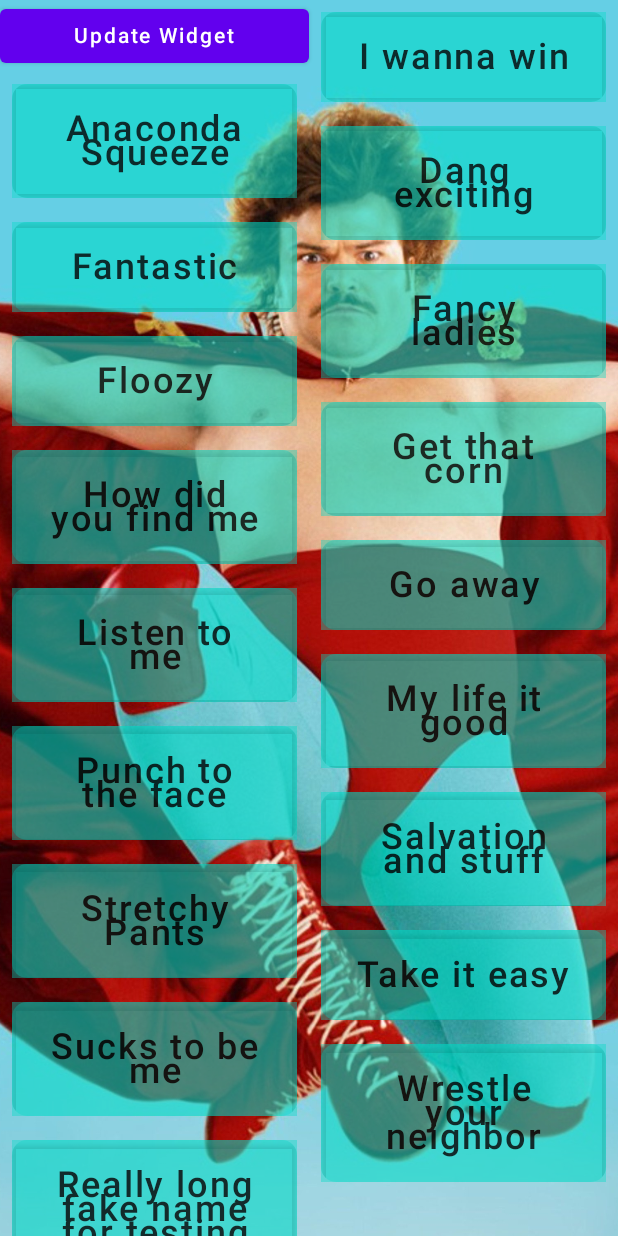
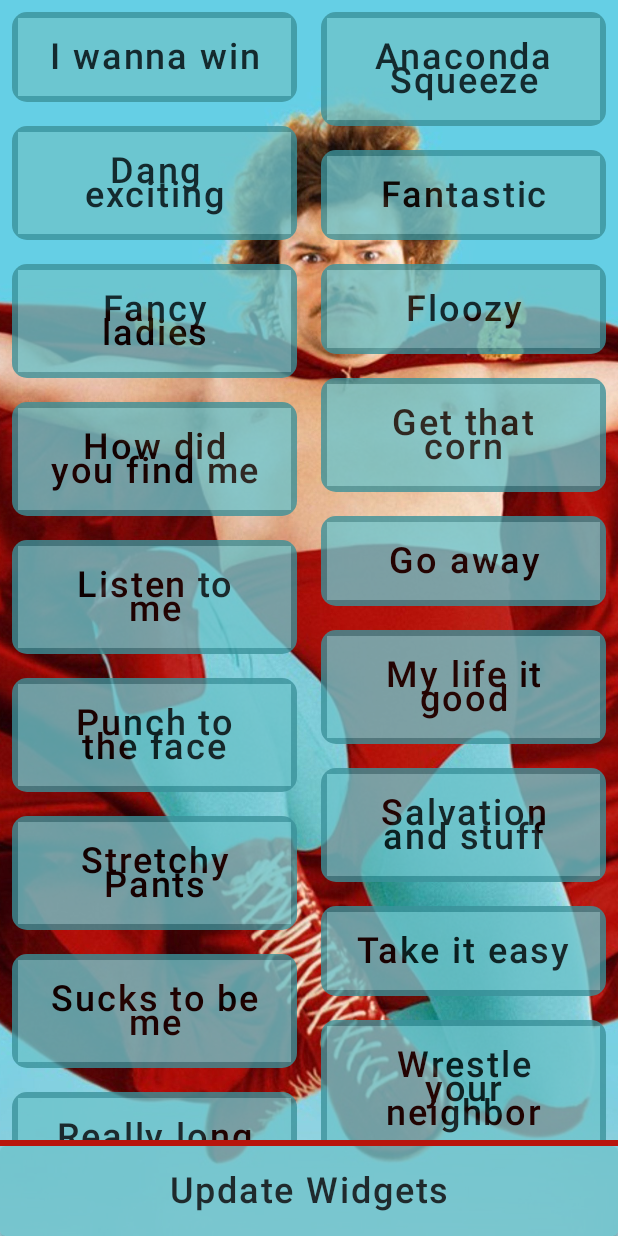
Before and after one commit to danielkeyes/Nacho, an Android app built with Jetpack Compose: the screen it shows after launch (MainActivity), on a phone screen of 412 x 824 dp. Run offline under Robolectric (Android 15) with nearby library versions, the phone set to English and light mode, and no system bars.

Commit message:
start modifying some colors

```diff
--- a/app/src/main/AndroidManifest.xml
+++ b/app/src/main/AndroidManifest.xml
@@ -32,6 +32,7 @@
             android:exported="true">
             <intent-filter>
                 <action android:name="android.appwidget.action.APPWIDGET_UPDATE" />
+                <action android:name="android.appwidget.action.APPWIDGET_OPTIONS_CHANGED" />
             </intent-filter>
             <meta-data
                 android:name="android.appwidget.provider"
--- a/app/src/main/java/dev/danielkeyes/nacho/SoundBoardFragment.kt
+++ b/app/src/main/java/dev/danielkeyes/nacho/SoundBoardFragment.kt
@@ -4,6 +4,7 @@ import android.os.Bundle
 import android.view.LayoutInflater
 import android.view.View
 import android.view.ViewGroup
+import androidx.compose.foundation.BorderStroke
 import androidx.compose.foundation.ExperimentalFoundationApi
 import androidx.compose.foundation.Image
 import androidx.compose.foundation.background
@@ -34,15 +35,13 @@ import androidx.fragment.app.Fragment
 import androidx.navigation.findNavController
 import dev.danielkeyes.nacho.resources.SoundByte
 import dev.danielkeyes.nacho.resources.nachoSoundBytes
-import dev.danielkeyes.nacho.ui.theme.ElementBackgrounds
 import dev.danielkeyes.nacho.ui.theme.NachoTheme
 import dev.danielkeyes.nacho.utils.NachoMediaPlayer
 import kotlin.random.Random
 
 class SoundBoardFragment : Fragment() {
     override fun onCreateView(
-        inflater: LayoutInflater, container: ViewGroup?,
-        savedInstanceState: Bundle?
+        inflater: LayoutInflater, container: ViewGroup?, savedInstanceState: Bundle?
     ): View {
         super.onCreate(savedInstanceState)
 
@@ -54,12 +53,14 @@ class SoundBoardFragment : Fragment() {
                 NachoTheme {
                     // A surface container using the 'background' color from the theme
                     Surface(
-                        modifier = Modifier.fillMaxSize(),
-                        color = MaterialTheme.colors.background
+                        modifier = Modifier.fillMaxSize(), color = MaterialTheme.colors.background
                     ) {
                         Content(
-                            {findNavController().navigate(R.id
-                                .action_soundBoardFragment_to_updateWidgetFragment)},
+                            {
+                                findNavController().navigate(
+                                    R.id.action_soundBoardFragment_to_updateWidgetFragment
+                                )
+                            },
                             nachoSounds = nachoSoundBytes,
                             playMedia = {
                                 NachoMediaPlayer.playSoundID(it, context)
@@ -94,44 +95,59 @@ fun Content(
         contentDescription = "",
         contentScale = ContentScale.Crop
     )
-
+    Column(Modifier.fillMaxSize()) {
         LazyVerticalStaggeredGrid(
-        columns = StaggeredGridCells.Fixed(2)
+            columns = StaggeredGridCells.Fixed(2), modifier = Modifier.weight(1f)
         ) {
-        item {
-            Button(onClick = {
-                navigateUpdateWidget()
-            }) {
-                Text(text = "Update Widget")
-            }
-        }
             items(nachoSounds) { soundByte ->
-
                 var favorite: Boolean by rememberSaveable { mutableStateOf(Random.nextBoolean()) }
                 SoundByteButton(soundByte = soundByte,
                     isFavorite = favorite,
                     favorite = { it -> favorite = it },
-                playMedia = { playMedia(soundByte.resourceId)}
+                    playMedia = { playMedia(soundByte.resourceId) })
+            }
+        }
+        Spacer(modifier = Modifier.fillMaxWidth().height(4.dp).background(color = MaterialTheme.colors.secondary))
+        Button(
+            modifier = Modifier
+                .fillMaxWidth()
+                .alpha(.8f),
+            onClick = {
+                navigateUpdateWidget()
+            },
+        ) {
+            Text(
+                modifier = Modifier.padding(8.dp),
+                text = "Update Widgets",
+                fontSize = 24.sp,
+                textAlign = TextAlign.Center,
+                color = Color.Black
             )
         }
     }
 }
 
 @Composable
-fun SoundByteButton(soundByte: SoundByte, isFavorite: Boolean, favorite: (Boolean) -> Unit, playMedia: (Int) -> Unit) {
-    Box(modifier = Modifier
+fun SoundByteButton(
+    soundByte: SoundByte,
+    isFavorite: Boolean,
+    favorite: (Boolean) -> Unit,
+    playMedia: (Int) -> Unit
+) {
+    Box(
+        modifier = Modifier
             .fillMaxWidth()
-        .padding(8.dp)) {
+            .padding(8.dp)
+    ) {
         Button(
             modifier = Modifier
                 .fillMaxWidth()
-                .background(ElementBackgrounds)
                 .clip(RoundedCornerShape(10.dp))
                 .alpha(.8f),
             onClick = {
                 playMedia(soundByte.resourceId)
             },
-            colors = ButtonDefaults.buttonColors(backgroundColor = ElementBackgrounds)
+            border = BorderStroke(width = 4.dp, color = MaterialTheme.colors.primaryVariant)
         ) {
             Text(
                 modifier = Modifier.padding(8.dp),
@@ -153,18 +169,17 @@ fun SoundByteButton(soundByte: SoundByte, isFavorite: Boolean, favorite: (Boolea
 //        )
     }
 }
+
 @Preview(showBackground = true)
 @Composable
 fun SoundBytePreview() {
     NachoTheme {
         Column {
-            SoundByteButton(
-                soundByte = SoundByte("anaconda squeeze", 1),
+            SoundByteButton(soundByte = SoundByte("anaconda squeeze", 1),
                 isFavorite = true,
                 favorite = {},
                 playMedia = {})
-            SoundByteButton(
-                soundByte = SoundByte("get that corn", 1),
+            SoundByteButton(soundByte = SoundByte("get that corn", 1),
                 isFavorite = false,
                 favorite = {},
                 playMedia = {})
@@ -179,6 +194,7 @@ fun DefaultPreview() {
         Content({}, nachoSoundBytes, {}, {})
     }
 }
+
 fun String.sanitizeSoundByteName(prefixIdentifier: String): String {
     return this.removePrefix(prefixIdentifier).replace('_', ' ').trimStart()
 }
--- a/app/src/main/java/dev/danielkeyes/nacho/ui/theme/Color.kt
+++ b/app/src/main/java/dev/danielkeyes/nacho/ui/theme/Color.kt
@@ -7,4 +7,13 @@ val Purple500 = Color(0xFF6200EE)
 val Purple700 = Color(0xFF3700B3)
 val Teal200 = Color(0xFF03DAC5)
 
-val ElementBackgrounds = Color(0x6603DAC5)
+//val ElementBackgrounds = Color(0x6603DAC5)
+
+val NachoRed = Color(0xFFB8150C)
+val NachoRedLight = Color(0xFFF12537)
+val NachoRedDark = Color(0xFF800000)
+val NachoBlue = Color(0xFF6FC3CB)
+val NachoBlueLight = Color(0xFFA2F6FE)
+val NachoBlueDark = Color(0xFF3B929A)
+val NachoFlesh = Color(0xFFE5B086)
+val NachoWhite = Color(0xFFDDD5C0)
--- a/app/src/main/java/dev/danielkeyes/nacho/ui/theme/Theme.kt
+++ b/app/src/main/java/dev/danielkeyes/nacho/ui/theme/Theme.kt
@@ -7,15 +7,25 @@ import androidx.compose.material.lightColors
 import androidx.compose.runtime.Composable
 
 private val DarkColorPalette = darkColors(
-    primary = Purple200,
-    primaryVariant = Purple700,
-    secondary = Teal200
+    primary = NachoBlue,
+    primaryVariant = NachoBlueLight,
+    secondary = NachoRed,
+    secondaryVariant = NachoRedLight
+//    primary = NachoRed,
+//    primaryVariant = NachoRedLight,
+//    secondary = NachoBlue,
+//    secondaryVariant = NachoBlueLight
 )
 
 private val LightColorPalette = lightColors(
-    primary = Purple500,
-    primaryVariant = Purple700,
-    secondary = Teal200
+    primary = NachoBlue,
+    primaryVariant = NachoBlueDark,
+    secondary = NachoRed,
+    secondaryVariant = NachoRedDark,
+//    primary = NachoRed,
+//    primaryVariant = NachoRedDark,
+//    secondary = NachoBlue,
+//    secondaryVariant = NachoBlueDark
 
     /* Other default colors to override
     background = Color.White,
--- a/app/src/main/java/dev/danielkeyes/nacho/widget/NachoSoundByteWidget.kt
+++ b/app/src/main/java/dev/danielkeyes/nacho/widget/NachoSoundByteWidget.kt
@@ -74,7 +74,6 @@ class NachoSoundByteWidget : AppWidgetProvider() {
         appWidgetId: Int,
         newOptions: Bundle?
     ) {
-        super.onAppWidgetOptionsChanged(context, appWidgetManager, appWidgetId, newOptions)
         if( context != null && appWidgetManager != null) {
             onUpdate(context, appWidgetManager, IntArray(appWidgetId))
         }
--- a/app/src/main/res/values/colors.xml
+++ b/app/src/main/res/values/colors.xml
@@ -7,4 +7,12 @@
     <color name="teal_700">#FF018786</color>
     <color name="black">#FF000000</color>
     <color name="white">#FFFFFFFF</color>
+    <color name="nacho_red">#B8150C</color>
+    <color name="nacho_red_light">#F12537</color>
+    <color name="nacho_red_dark">#800000</color>
+    <color name="nacho_blue">#6FC3CB</color>
+    <color name="nacho_blue_light">#A2F6FE</color>
+    <color name="nacho_blue_dark">#3B929A</color>
+    <color name="nacho_flesh">#E5B086</color>
+    <color name="nacho_white">#DDD5C0</color>
 </resources>
--- a/app/src/main/res/values/themes.xml
+++ b/app/src/main/res/values/themes.xml
@@ -1,6 +1,16 @@
 <?xml version="1.0" encoding="utf-8"?>
 <resources>
     <style name="Theme.Nacho" parent="Theme.MaterialComponents.DayNight.NoActionBar">
-        <item name="android:statusBarColor">@color/purple_700</item>
+<!--        <item name="android:statusBarColor">@color/purple_700</item>-->
+        <item name="colorPrimary">@color/nacho_blue</item>
+        <item name="colorPrimaryVariant">@color/nacho_blue_light</item>
+        <item name="colorPrimaryDark">@color/nacho_blue_dark</item>
+        <item name="colorSecondary">@color/nacho_red</item>
+        <item name="colorSecondaryVariant">@color/nacho_red_light</item>
+<!--        <item name="colorPrimary">@color/nacho_red</item>-->
+<!--        <item name="colorPrimaryVariant">@color/nacho_red_light</item>-->
+<!--        <item name="colorPrimaryDark">@color/nacho_red_dark</item>-->
+<!--        <item name="colorSecondary">@color/nacho_blue</item>-->
+<!--        <item name="colorSecondaryVariant">@color/nacho_blue_light</item>-->
     </style>
 </resources>
--- a/app/src/main/res/xml/soundbyte_widget_info.xml
+++ b/app/src/main/res/xml/soundbyte_widget_info.xml
@@ -5,7 +5,7 @@
     android:minHeight="50dp"
     android:initialLayout="@xml/soundbyte_widget_loading"
     android:previewLayout="@layout/nacho_soundbyte_widget"
-    android:resizeMode="horizontal|vertical"
+    android:resizeMode="none"
     android:targetCellWidth="2"
     android:targetCellHeight="1"
     android:widgetCategory="home_screen"
```
Also changed, not shown: app/src/main/java/dev/danielkeyes/nacho/UpdateWidgetFragment.kt (+73 -126 lines), app/src/main/java/dev/danielkeyes/nacho/WidgetViewModel.kt (+33 -55 lines). Lines whose indentation alone changed are shown as unchanged.
